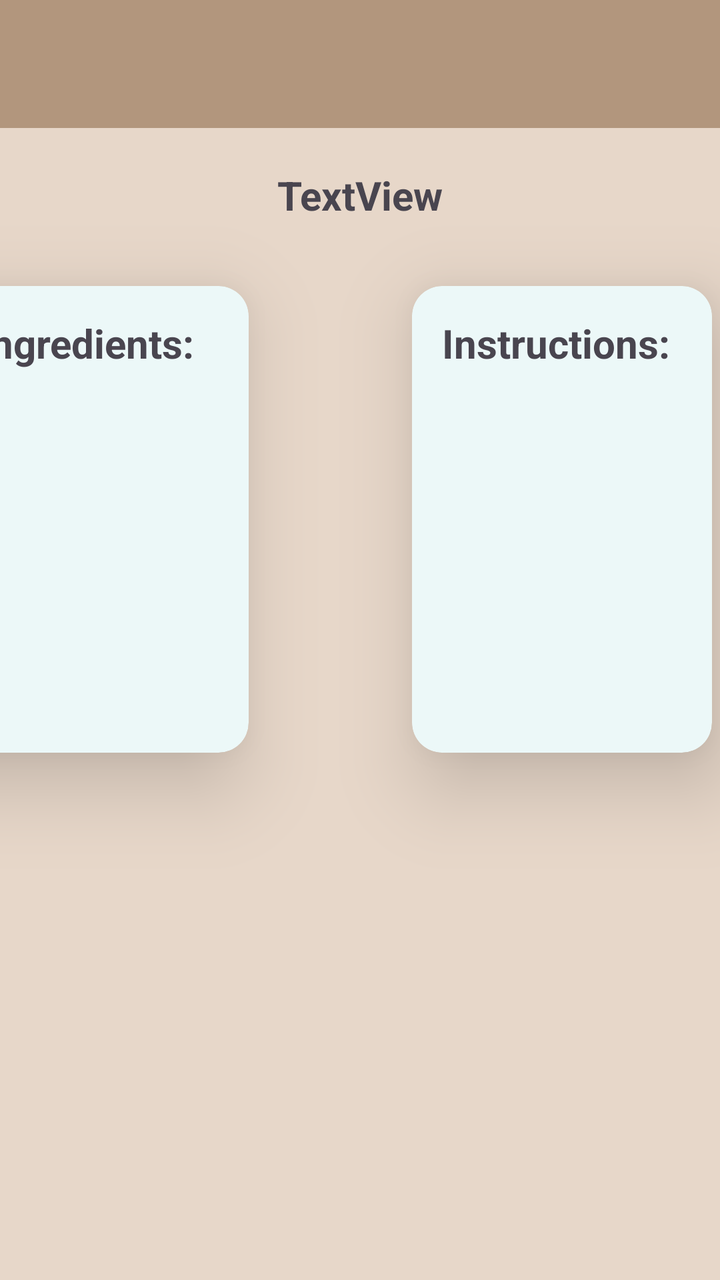
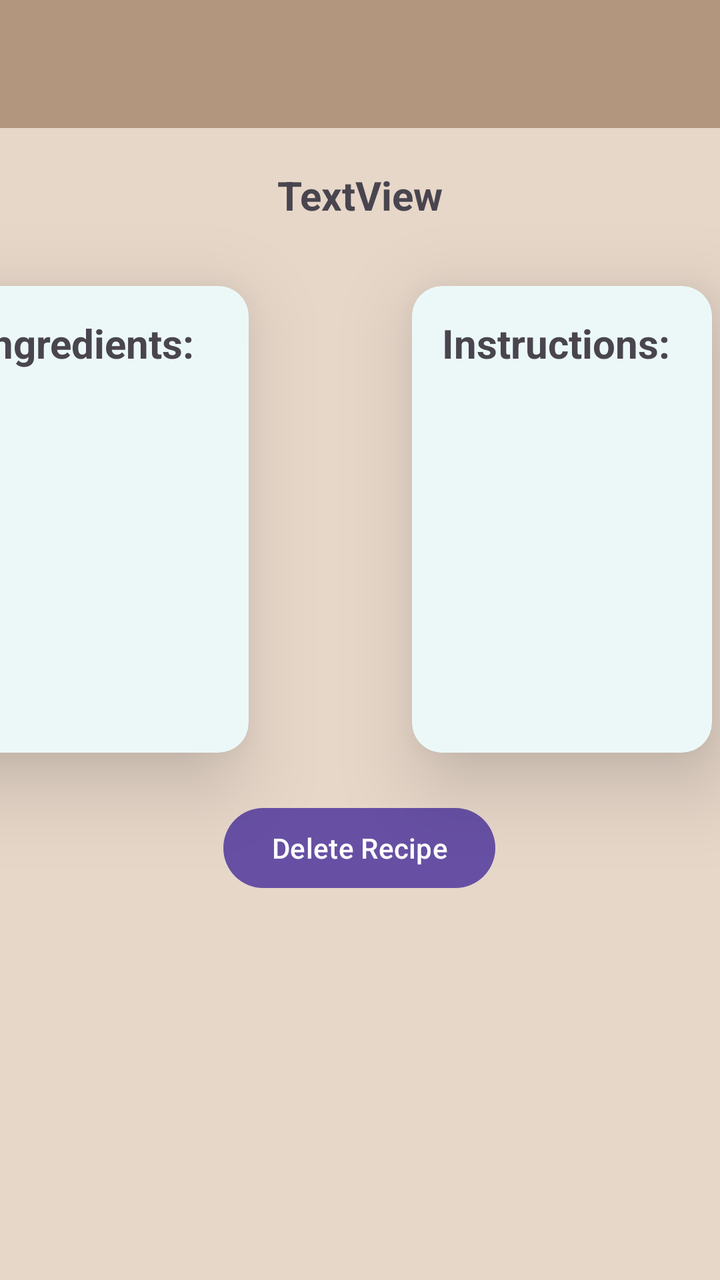

An Android layout rendered at two revisions. The XML below is the earlier revision; the diff shows what the commit changed to produce the second picture.
<!-- AndroidManifest.xml: application theme Theme.RylanWight -->
<!-- res/layout/activity_view_recipe.xml -->
<?xml version="1.0" encoding="utf-8"?>
<androidx.constraintlayout.widget.ConstraintLayout xmlns:android="http://schemas.android.com/apk/res/android"
    xmlns:app="http://schemas.android.com/apk/res-auto"
    xmlns:tools="http://schemas.android.com/tools"
    android:id="@+id/main"
    android:layout_width="match_parent"
    android:layout_height="match_parent"
    android:background="#E7D7C9"
    tools:context=".view_recipe">

    <androidx.cardview.widget.CardView
        android:id="@+id/ingredientsCard"
        android:layout_width="450px"
        android:layout_height="700px"
        android:layout_marginTop="32dp"
        android:layout_marginEnd="236dp"
        android:maxHeight="200px"
        app:cardBackgroundColor="#ECF8F8"
        app:cardCornerRadius="15dp"
        app:cardElevation="24dp"
        app:layout_constraintEnd_toEndOf="parent"
        app:layout_constraintTop_toBottomOf="@+id/tvRecipeName">

        <TextView
            android:id="@+id/tvIngredientsTitle"
            android:layout_width="127dp"
            android:layout_height="wrap_content"
            android:layout_marginStart="15dp"
            android:layout_marginTop="15dp"
            android:layout_marginEnd="113dp"
            android:layout_marginRight="113dp"
            android:layout_marginBottom="15dp"
            android:text="Ingredients:"
            android:textSize="20sp"
            android:textStyle="bold"
            app:layout_constraintEnd_toEndOf="parent"
            app:layout_constraintStart_toStartOf="parent"
            app:layout_constraintTop_toTopOf="parent" />

        <androidx.recyclerview.widget.RecyclerView
            android:id="@+id/ingredientList"
            android:layout_width="match_parent"
            android:layout_height="wrap_content"
            android:layout_marginStart="15dp"
            android:layout_marginTop="45dp"
            android:layout_marginEnd="10dp"
            android:layout_marginBottom="10dp" />
    </androidx.cardview.widget.CardView>

    <androidx.appcompat.widget.Toolbar
        android:id="@+id/tbViewRecipe"
        android:layout_width="409dp"
        android:layout_height="wrap_content"
        android:background="#B2967D"
        android:minHeight="?attr/actionBarSize"
        android:theme="?attr/actionBarTheme"
        app:layout_constraintEnd_toEndOf="parent"
        app:layout_constraintStart_toStartOf="parent"
        app:layout_constraintTop_toTopOf="parent" />

    <TextView
        android:id="@+id/tvRecipeName"
        android:layout_width="wrap_content"
        android:layout_height="wrap_content"
        android:layout_marginTop="20dp"
        android:text="TextView"
        android:textSize="20sp"
        android:textStyle="bold"
        app:layout_constraintEnd_toEndOf="parent"
        app:layout_constraintStart_toStartOf="parent"
        app:layout_constraintTop_toBottomOf="@+id/tbViewRecipe" />

    <androidx.cardview.widget.CardView
        android:id="@+id/instructionsCard"
        android:layout_width="450px"
        android:layout_height="700px"
        android:layout_marginTop="32dp"
        android:layout_marginEnd="4dp"
        app:cardBackgroundColor="#ECF8F8"
        app:cardCornerRadius="15dp"
        app:cardElevation="24dp"
        app:layout_constraintEnd_toEndOf="parent"
        app:layout_constraintTop_toBottomOf="@+id/tvRecipeName">

        <TextView
            android:id="@+id/tvInstructionsTitle"
            android:layout_width="wrap_content"
            android:layout_height="wrap_content"
            android:layout_marginStart="15dp"
            android:layout_marginTop="15dp"
            android:layout_marginBottom="15dp"
            android:text="Instructions:"
            android:textSize="20sp"
            android:textStyle="bold" />

        <androidx.recyclerview.widget.RecyclerView
            android:id="@+id/instructionList"
            android:layout_width="match_parent"
            android:layout_height="match_parent"
            android:layout_marginStart="15dp"
            android:layout_marginTop="45dp" />

    </androidx.cardview.widget.CardView>

</androidx.constraintlayout.widget.ConstraintLayout>
<!-- resources referenced by this layout -->
<resources>
  <style name="Theme.RylanWight" parent="Base.Theme.RylanWight" />
  <style name="Base.Theme.RylanWight" parent="Theme.Material3.DayNight.NoActionBar">
          
          
      </style>
</resources>

<!-- the commit's change to res/layout/activity_view_recipe.xml (unified diff, before → after) -->
@@ -102,4 +102,15 @@
 
     </androidx.cardview.widget.CardView>
 
+    <Button
+        android:id="@+id/btnDelete"
+        android:layout_width="wrap_content"
+        android:layout_height="wrap_content"
+        android:layout_marginBottom="192dp"
+        android:text="Delete Recipe"
+        app:layout_constraintBottom_toBottomOf="parent"
+        app:layout_constraintEnd_toEndOf="parent"
+        app:layout_constraintHorizontal_bias="0.498"
+        app:layout_constraintStart_toStartOf="parent" />
+
 </androidx.constraintlayout.widget.ConstraintLayout>
